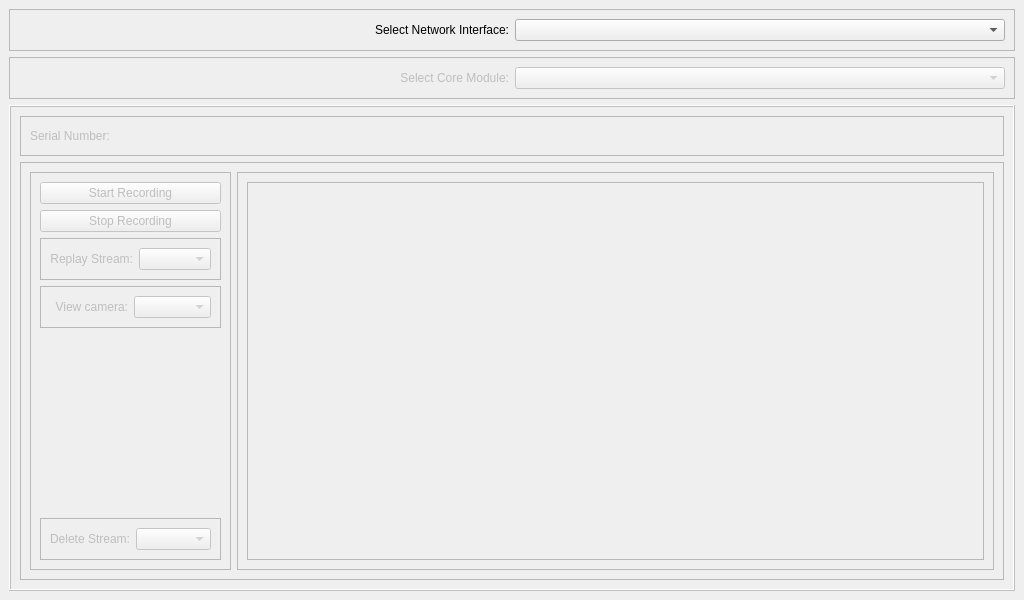
Old version of the form Storage_Manager_app/mainwindow.ui in the repository arizonaCameraLab/ASDP_Render_Module.
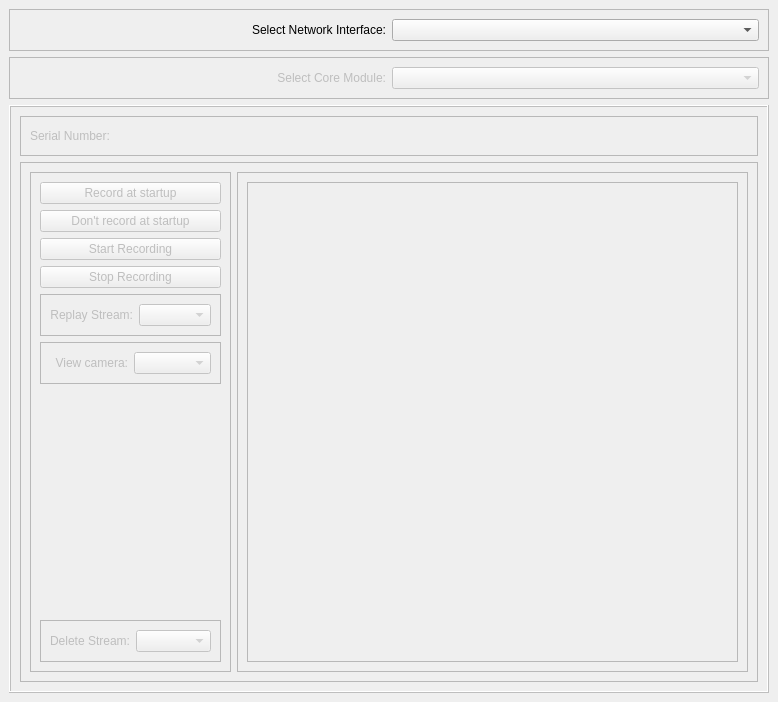
New version of the form.

Commit message: Add buttons to set and clear recording at startup time on Storage Manager. Version 1.0.0 is ready for testing.

Patch:
```diff
--- a/Storage_Manager_app/mainwindow.ui
+++ b/Storage_Manager_app/mainwindow.ui
@@ -6,8 +6,8 @@
    <rect>
     <x>0</x>
     <y>0</y>
-    <width>1024</width>
-    <height>600</height>
+    <width>778</width>
+    <height>702</height>
    </rect>
   </property>
   <property name="windowTitle">
@@ -140,6 +140,20 @@
              <enum>QFrame::Raised</enum>
             </property>
             <layout class="QVBoxLayout" name="verticalLayout_4">
+             <item>
+              <widget class="QPushButton" name="pushButtonRecordAtStart">
+               <property name="text">
+                <string>Record at startup</string>
+               </property>
+              </widget>
+             </item>
+             <item>
+              <widget class="QPushButton" name="pushButtonNoRecordAtStart">
+               <property name="text">
+                <string>Don't record at startup</string>
+               </property>
+              </widget>
+             </item>
              <item>
               <widget class="QPushButton" name="pushButtonStartRecording">
                <property name="text">
```
Left out of the diff: 62 changed lines with no effect on the pictures. The commit also changes 2 other files.
